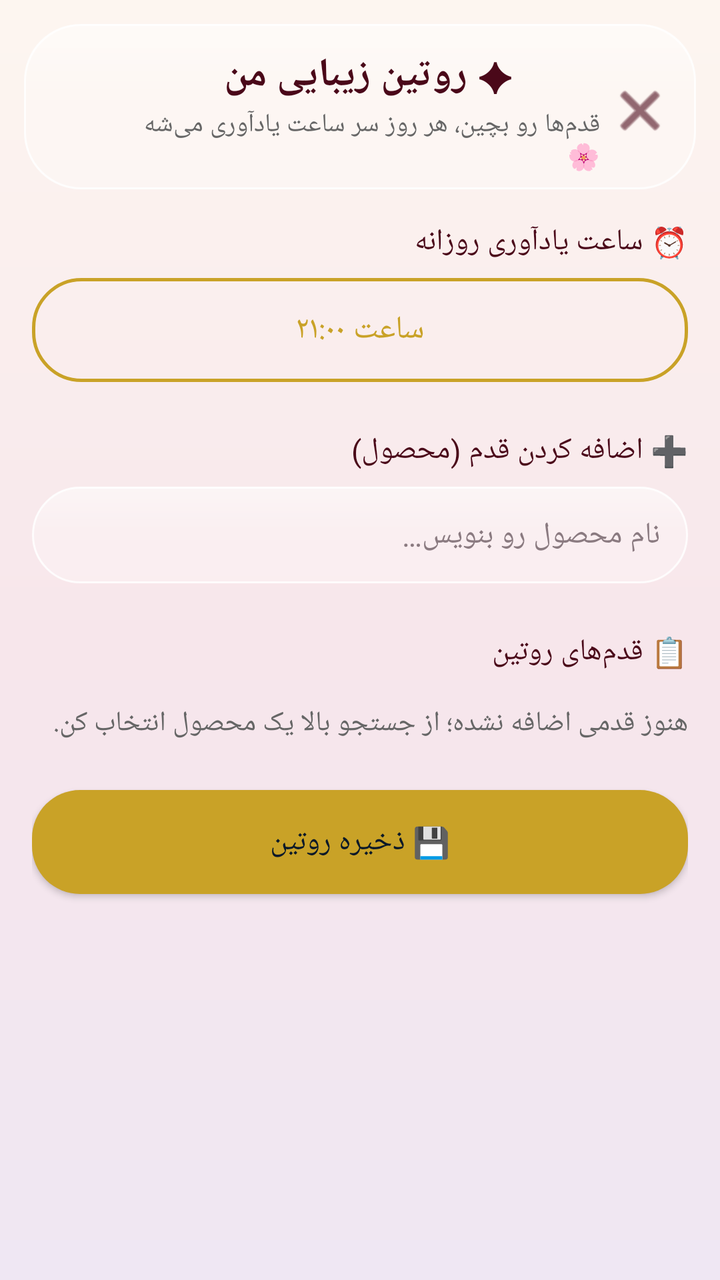
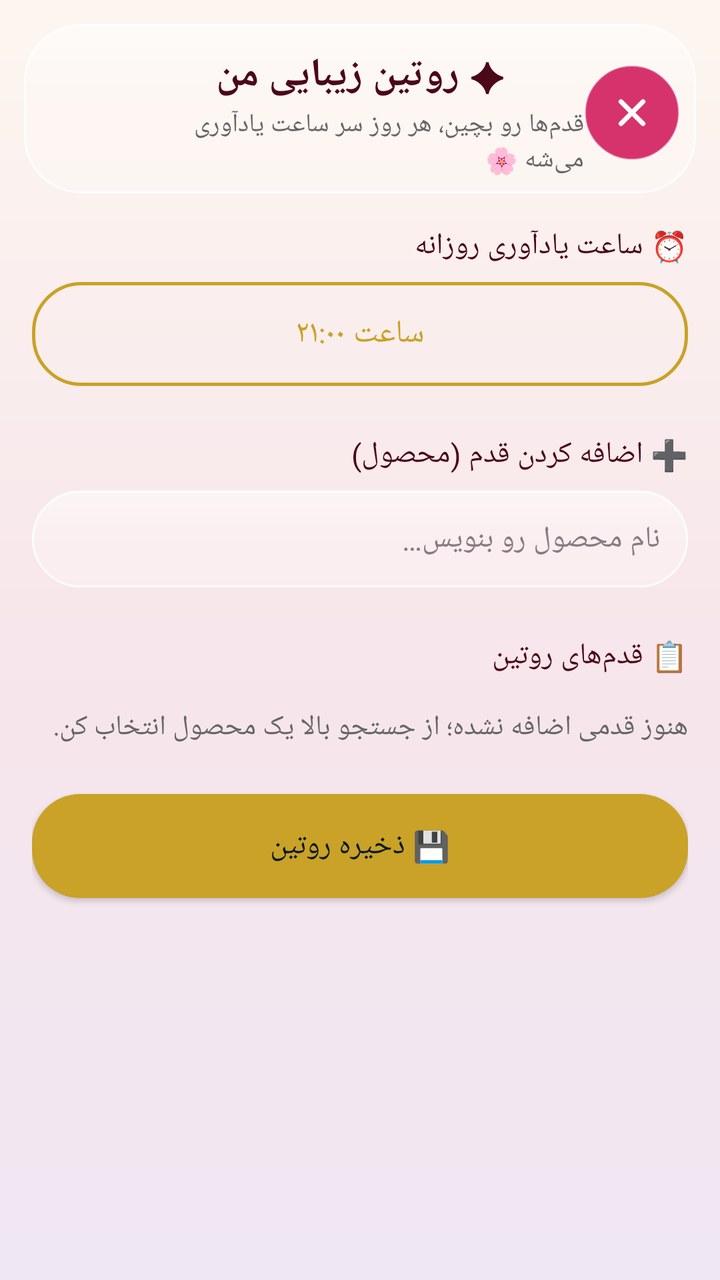

Two renders of the same Android screen: before a commit and after it. Below are the layout's source before the change and the commit's diff.
<!-- AndroidManifest.xml: application theme Theme.AramisBeauty -->
<!-- res/layout/activity_routine.xml -->
<?xml version="1.0" encoding="utf-8"?>
<LinearLayout xmlns:android="http://schemas.android.com/apk/res/android"
    xmlns:app="http://schemas.android.com/apk/res-auto"
    android:layout_width="match_parent"
    android:layout_height="match_parent"
    android:background="@drawable/glass_bg_gradient"
    android:layoutDirection="rtl"
    android:orientation="vertical">

    <LinearLayout
        android:layout_width="match_parent"
        android:layout_height="wrap_content"
        android:layout_marginStart="12dp"
        android:layout_marginEnd="12dp"
        android:layout_marginTop="12dp"
        android:background="@drawable/glass_pill"
        android:gravity="center_vertical"
        android:orientation="horizontal"
        android:paddingStart="8dp"
        android:paddingEnd="16dp"
        android:paddingTop="12dp"
        android:paddingBottom="8dp">

        <ImageButton
            android:id="@+id/routine_close"
            android:layout_width="40dp"
            android:layout_height="40dp"
            android:background="@android:color/transparent"
            android:contentDescription="بستن"
            android:src="@android:drawable/ic_menu_close_clear_cancel"
            android:tint="@color/burgundy_dark" />

        <LinearLayout
            android:layout_width="0dp"
            android:layout_height="wrap_content"
            android:layout_weight="1"
            android:gravity="center"
            android:orientation="vertical">

            <TextView
                android:layout_width="wrap_content"
                android:layout_height="wrap_content"
                android:fontFamily="@font/vazirmatn"
                android:text="✦ روتین زیبایی من"
                android:textColor="@color/burgundy_dark"
                android:textSize="20sp"
                android:textStyle="bold" />

            <TextView
                android:layout_width="wrap_content"
                android:layout_height="wrap_content"
                android:layout_marginTop="2dp"
                android:fontFamily="@font/vazirmatn"
                android:text="قدم‌ها رو بچین، هر روز سر ساعت یادآوری می‌شه 🌸"
                android:textColor="@color/gray_text"
                android:textSize="13sp" />
        </LinearLayout>

        <View
            android:layout_width="40dp"
            android:layout_height="40dp" />
    </LinearLayout>

    <ScrollView
        android:layout_width="match_parent"
        android:layout_height="0dp"
        android:layout_weight="1">

        <LinearLayout
            android:layout_width="match_parent"
            android:layout_height="wrap_content"
            android:orientation="vertical"
            android:paddingStart="16dp"
            android:paddingEnd="16dp"
            android:paddingTop="16dp"
            android:paddingBottom="24dp">

            
            <TextView
                android:layout_width="wrap_content"
                android:layout_height="wrap_content"
                android:fontFamily="@font/vazirmatn_bold"
                android:text="⏰ ساعت یادآوری روزانه"
                android:textColor="@color/burgundy_dark"
                android:textSize="15sp" />

            <androidx.appcompat.widget.AppCompatButton
                android:id="@+id/routine_time_button"
                android:layout_width="match_parent"
                android:layout_height="52dp"
                android:layout_marginTop="8dp"
                android:background="@drawable/quiz_button_outline"
                android:fontFamily="@font/vazirmatn_bold"
                android:text="ساعت ۲۱:۰۰"
                android:textColor="@color/gold"
                android:textSize="16sp"
                app:backgroundTint="@null" />

            
            <TextView
                android:layout_width="wrap_content"
                android:layout_height="wrap_content"
                android:layout_marginTop="24dp"
                android:fontFamily="@font/vazirmatn_bold"
                android:text="➕ اضافه کردن قدم (محصول)"
                android:textColor="@color/burgundy_dark"
                android:textSize="15sp" />

            <EditText
                android:id="@+id/routine_search"
                android:layout_width="match_parent"
                android:layout_height="wrap_content"
                android:layout_marginTop="8dp"
                android:background="@drawable/glass_pill"
                android:fontFamily="@font/vazirmatn"
                android:hint="نام محصول رو بنویس…"
                android:inputType="text"
                android:maxLines="1"
                android:padding="14dp"
                android:textColor="@color/burgundy_dark"
                android:textColorHint="#8A7A80"
                android:textSize="15sp" />

            <LinearLayout
                android:id="@+id/routine_search_results"
                android:layout_width="match_parent"
                android:layout_height="wrap_content"
                android:orientation="vertical" />

            
            <TextView
                android:layout_width="wrap_content"
                android:layout_height="wrap_content"
                android:layout_marginTop="24dp"
                android:fontFamily="@font/vazirmatn_bold"
                android:text="📋 قدم‌های روتین"
                android:textColor="@color/burgundy_dark"
                android:textSize="15sp" />

            <LinearLayout
                android:id="@+id/routine_steps"
                android:layout_width="match_parent"
                android:layout_height="wrap_content"
                android:layout_marginTop="8dp"
                android:orientation="vertical" />

            <TextView
                android:id="@+id/routine_empty"
                android:layout_width="wrap_content"
                android:layout_height="wrap_content"
                android:layout_marginTop="8dp"
                android:fontFamily="@font/vazirmatn"
                android:text="هنوز قدمی اضافه نشده؛ از جستجو بالا یک محصول انتخاب کن."
                android:textColor="@color/gray_text"
                android:textSize="14sp" />

            <androidx.appcompat.widget.AppCompatButton
                android:id="@+id/routine_save"
                android:layout_width="match_parent"
                android:layout_height="52dp"
                android:layout_marginTop="24dp"
                android:background="@drawable/quiz_button_gold"
                android:fontFamily="@font/vazirmatn_bold"
                android:text="💾 ذخیره روتین"
                android:textColor="@color/header_top"
                android:textSize="15sp"
                app:backgroundTint="@null" />

            <androidx.appcompat.widget.AppCompatButton
                android:id="@+id/routine_delete"
                android:layout_width="match_parent"
                android:layout_height="48dp"
                android:layout_marginTop="12dp"
                android:background="@android:color/transparent"
                android:fontFamily="@font/vazirmatn"
                android:text="حذف روتین"
                android:textColor="@color/gray_text"
                android:textSize="14sp"
                android:visibility="gone" />

            <TextView
                android:id="@+id/routine_status"
                android:layout_width="wrap_content"
                android:layout_height="wrap_content"
                android:layout_gravity="center_horizontal"
                android:layout_marginTop="16dp"
                android:fontFamily="@font/vazirmatn"
                android:textAlignment="center"
                android:textColor="@color/gray_text"
                android:textSize="13sp" />
        </LinearLayout>
    </ScrollView>

</LinearLayout>
<!-- resources referenced by this layout -->
<resources>
  <color name="burgundy_dark">#4A0819</color>
  <color name="gold">#C9A227</color>
  <color name="gray_text">#666666</color>
  <color name="header_top">#081828</color>
  <!-- drawable glass_bg_gradient (drawable) -->
  <?xml version="1.0" encoding="utf-8"?>
  <shape xmlns:android="http://schemas.android.com/apk/res/android"
      android:shape="rectangle">
      <gradient
          android:angle="270"
          android:centerColor="#F7E6EB"
          android:endColor="#EFE7F3"
          android:startColor="#FDF6F0"
          android:type="linear" />
  </shape>
  <!-- drawable glass_pill (drawable) -->
  <?xml version="1.0" encoding="utf-8"?>
  <layer-list xmlns:android="http://schemas.android.com/apk/res/android">
      <item>
          <shape android:shape="rectangle">
              <solid android:color="#40FFFFFF" />
              <stroke
                  android:width="1dp"
                  android:color="#D9FFFFFF" />
              <corners android:radius="28dp" />
          </shape>
      </item>
      <item>
          <shape android:shape="rectangle">
              <gradient
                  android:angle="270"
                  android:centerColor="#00FFFFFF"
                  android:endColor="#00FFFFFF"
                  android:startColor="#59FFFFFF"
                  android:type="linear" />
              <corners android:radius="28dp" />
          </shape>
      </item>
  </layer-list>
  <!-- drawable quiz_button_gold (drawable) -->
  <?xml version="1.0" encoding="utf-8"?>
  <shape xmlns:android="http://schemas.android.com/apk/res/android"
      android:shape="rectangle">
      <solid android:color="@color/gold" />
      <corners android:radius="24dp" />
  </shape>
  <!-- drawable quiz_button_outline (drawable) -->
  <?xml version="1.0" encoding="utf-8"?>
  <shape xmlns:android="http://schemas.android.com/apk/res/android"
      android:shape="rectangle">
      <solid android:color="@android:color/transparent" />
      <stroke
          android:width="1.5dp"
          android:color="@color/gold" />
      <corners android:radius="24dp" />
  </shape>
  <style name="Theme.AramisBeauty" parent="Theme.Material3.DayNight.NoActionBar">
          <item name="colorPrimary">@color/burgundy</item>
          <item name="colorPrimaryDark">@color/burgundy_dark</item>
          <item name="colorOnPrimary">@color/white</item>
          <item name="colorSecondary">@color/gold</item>
          <item name="android:windowBackground">@color/white</item>
          <item name="colorSurface">@color/white</item>
      </style>
  <color name="burgundy">#6E0B28</color>
  <color name="white">#FFFFFF</color>
</resources>

<!-- the commit's change to res/layout/activity_routine.xml (unified diff, before → after) -->
@@ -23,12 +23,12 @@
 
         <ImageButton
             android:id="@+id/routine_close"
-            android:layout_width="40dp"
-            android:layout_height="40dp"
-            android:background="@android:color/transparent"
+            android:layout_width="48dp"
+            android:layout_height="48dp"
+            android:background="@drawable/btn_close_circle"
             android:contentDescription="بستن"
-            android:src="@android:drawable/ic_menu_close_clear_cancel"
-            android:tint="@color/burgundy_dark" />
+            android:scaleType="center"
+            android:src="@drawable/ic_close" />
 
         <LinearLayout
             android:layout_width="0dp"
<!-- resource entries referenced after the edit -->
@@ -4,6 +4,15 @@
   <color name="gold">#C9A227</color>
   <color name="gray_text">#666666</color>
   <color name="header_top">#081828</color>
+  <!-- drawable btn_close_circle (drawable) -->
+  <?xml version="1.0" encoding="utf-8"?>
+  <shape xmlns:android="http://schemas.android.com/apk/res/android"
+      android:shape="oval">
+      <solid android:color="@color/deals_pink" />
+      <stroke
+          android:width="1dp"
+          android:color="#80FFFFFF" />
+  </shape>
   <!-- drawable glass_bg_gradient (drawable) -->
   <?xml version="1.0" encoding="utf-8"?>
   <shape xmlns:android="http://schemas.android.com/apk/res/android"
@@ -39,6 +48,24 @@
           </shape>
       </item>
   </layer-list>
+  <!-- drawable ic_close (drawable) -->
+  <?xml version="1.0" encoding="utf-8"?>
+  <vector xmlns:android="http://schemas.android.com/apk/res/android"
+      android:width="24dp"
+      android:height="24dp"
+      android:viewportWidth="24"
+      android:viewportHeight="24">
+      <path
+          android:strokeColor="#FFFFFF"
+          android:strokeWidth="2.4"
+          android:strokeLineCap="round"
+          android:pathData="M6.5,6.5 L17.5,17.5" />
+      <path
+          android:strokeColor="#FFFFFF"
+          android:strokeWidth="2.4"
+          android:strokeLineCap="round"
+          android:pathData="M17.5,6.5 L6.5,17.5" />
+  </vector>
   <!-- drawable quiz_button_gold (drawable) -->
   <?xml version="1.0" encoding="utf-8"?>
   <shape xmlns:android="http://schemas.android.com/apk/res/android"
@@ -64,6 +91,7 @@
           <item name="android:windowBackground">@color/white</item>
           <item name="colorSurface">@color/white</item>
       </style>
+  <color name="deals_pink">#D6336C</color>
   <color name="burgundy">#6E0B28</color>
   <color name="white">#FFFFFF</color>
 </resources>
